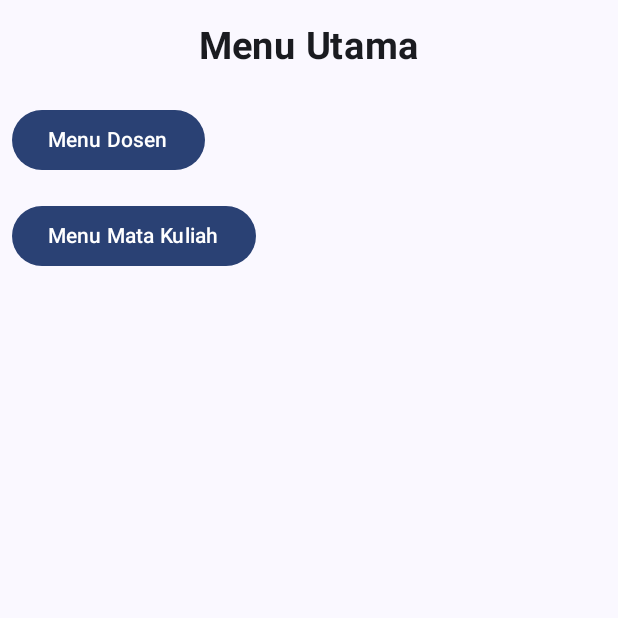
After one commit to ZAYYANNNN/UcpRoomDatabase_0166, an Android app built with Jetpack Compose: the composable PengelolaHalaman shown on its own in the app's theme, on a phone screen of 412 x 824 dp, the top half of it. The commit adds this screen. Run offline under Robolectric (Android 15) with nearby library versions, the phone set to English and light mode, and no system bars; 1 statement that could not run was skipped.

Commit message:
membuat file HomeDosen.kt, HomeDosenVM.kt, HomeMk.kt,KrsApp, PenyediaVM.kt, dan TopBar.kt

```diff
--- a/app/build.gradle.kts
+++ b/app/build.gradle.kts
@@ -28,8 +28,8 @@ android {
         }
     }
     compileOptions {
-        sourceCompatibility = JavaVersion.VERSION_11
-        targetCompatibility = JavaVersion.VERSION_11
+        sourceCompatibility = JavaVersion.VERSION_1_8
+        targetCompatibility = JavaVersion.VERSION_1_8
     }
     kotlinOptions {
         jvmTarget = "1.8"
--- a/app/src/main/java/com/example/ucp2/MainActivity.kt
+++ b/app/src/main/java/com/example/ucp2/MainActivity.kt
@@ -11,6 +11,7 @@ import androidx.compose.material3.Text
 import androidx.compose.runtime.Composable
 import androidx.compose.ui.Modifier
 import androidx.compose.ui.tooling.preview.Preview
+import com.example.ucp2.ui.Navigation.PengelolaHalaman
 import com.example.ucp2.ui.theme.UCP2Theme
 
 class MainActivity : ComponentActivity() {
@@ -20,8 +21,7 @@ class MainActivity : ComponentActivity() {
         setContent {
             UCP2Theme {
                 Scaffold(modifier = Modifier.fillMaxSize()) { innerPadding ->
-                    Greeting(
-                        name = "Android",
+                    PengelolaHalaman(
                         modifier = Modifier.padding(innerPadding)
                     )
                 }
--- a/app/src/main/java/com/example/ucp2/data/dao/DosenDao.kt
+++ b/app/src/main/java/com/example/ucp2/data/dao/DosenDao.kt
@@ -1,10 +1,12 @@
 package com.example.ucp2.data.dao
 
+import androidx.room.Dao
 import androidx.room.Insert
 import androidx.room.Query
 import com.example.ucp2.data.entity.Dosen
 import kotlinx.coroutines.flow.Flow
 
+@Dao
 interface DosenDao {
     @Insert
     suspend fun insertDosen(dosen: Dosen)
--- a/app/src/main/java/com/example/ucp2/data/dao/MatkulDao.kt
+++ b/app/src/main/java/com/example/ucp2/data/dao/MatkulDao.kt
@@ -1,5 +1,6 @@
 package com.example.ucp2.data.dao
 
+import androidx.room.Dao
 import androidx.room.Delete
 import androidx.room.Insert
 import androidx.room.Query
@@ -7,6 +8,7 @@ import androidx.room.Update
 import com.example.ucp2.data.entity.Matkul
 import kotlinx.coroutines.flow.Flow
 
+@Dao
 interface MatkulDao {
     @Insert
     suspend fun insertMatkul(matkul: Matkul)
--- a/app/src/main/java/com/example/ucp2/data/database/KrsDatabase.kt
+++ b/app/src/main/java/com/example/ucp2/data/database/KrsDatabase.kt
@@ -9,7 +9,7 @@ import com.example.ucp2.data.dao.MatkulDao
 import com.example.ucp2.data.entity.Dosen
 import com.example.ucp2.data.entity.Matkul
 
-@Database(entities = [Dosen::class],[Matkul::class], version = 1, exportSchema = false)
+@Database(entities = [Dosen::class, Matkul::class], version = 1, exportSchema = false)
 abstract class KrsDatabase : RoomDatabase() {
     //Mendefinisikan fungsi untuk mengakses data Mahasiswa
 
--- /dev/null
+++ b/app/src/main/java/com/example/ucp2/ui/Navigation/PengelolaHalaman.kt
@@ -0,0 +1,60 @@
+package com.example.ucp2.ui.Navigation
+
+import androidx.compose.foundation.layout.Column
+import androidx.compose.foundation.layout.padding
+import androidx.compose.material3.Button
+import androidx.compose.material3.Scaffold
+import androidx.compose.material3.Text
+import androidx.compose.runtime.Composable
+import androidx.compose.ui.Modifier
+import androidx.compose.ui.unit.dp
+import androidx.navigation.NavHostController
+import androidx.navigation.compose.NavHost
+import androidx.navigation.compose.composable
+import androidx.navigation.compose.rememberNavController
+import com.example.ucp2.ui.customwidget.TopAppBar
+import com.example.ucp2.ui.view.Dosen.HomeDosen
+import com.example.ucp2.ui.view.Matkul.HomeMk
+
+@Composable
+fun PengelolaHalaman(
+    navController: NavHostController = rememberNavController(),
+    modifier: Modifier = Modifier
+) {
+
+
+    NavHost(navController = navController, startDestination = "menu") {
+        composable("menu") { HalamanMenu(navController) }
+        composable("dosen") { HomeDosen() }
+        composable("mataKuliah") { HomeMk()}
+    }
+}
+
+@Composable
+fun HalamanMenu(navController: NavHostController) {
+    Scaffold(
+        topBar = {
+            TopAppBar(
+                judul = "Menu Utama",
+                onBack = { /* Tidak perlu aksi untuk halaman utama */ },
+                showBackButton = false
+            )
+        }
+    ) { paddingValues ->
+        Column(modifier = Modifier.padding(paddingValues)) {
+            Button(
+                onClick = { navController.navigate("dosen") },
+                modifier = Modifier.padding(8.dp)
+            ) {
+                Text("Menu Dosen")
+            }
+
+            Button(
+                onClick = { navController.navigate("mataKuliah") },
+                modifier = Modifier.padding(8.dp)
+            ) {
+                Text("Menu Mata Kuliah")
+            }
+        }
+    }
+}
--- /dev/null
+++ b/app/src/main/java/com/example/ucp2/ui/customwidget/TopBar.kt
@@ -0,0 +1,53 @@
+package com.example.ucp2.ui.customwidget
+
+import androidx.compose.foundation.layout.Box
+import androidx.compose.foundation.layout.Row
+import androidx.compose.foundation.layout.Spacer
+import androidx.compose.foundation.layout.fillMaxWidth
+import androidx.compose.foundation.layout.padding
+import androidx.compose.material3.Text
+import androidx.compose.material3.TextButton
+import androidx.compose.runtime.Composable
+import androidx.compose.ui.Alignment
+import androidx.compose.ui.Modifier
+import androidx.compose.ui.text.font.FontWeight
+import androidx.compose.ui.unit.dp
+import androidx.compose.ui.unit.sp
+
+@Composable
+fun TopAppBar(
+    onBack: () -> Unit,
+    showBackButton: Boolean = true,
+    judul: String,
+    modifier: Modifier = Modifier
+) {
+    Box(
+        modifier = Modifier
+            .fillMaxWidth()
+            .padding(16.dp),
+        contentAlignment = Alignment.Center // Pastikan konten di tengah
+    ) {
+        if (showBackButton) {
+            Row(
+                modifier = Modifier.fillMaxWidth(),
+                verticalAlignment = Alignment.CenterVertically
+            ) {
+                TextButton(
+                    onClick = onBack,
+                    modifier = Modifier.align(Alignment.CenterVertically)
+                ) {
+                    Text("Kembali")
+                }
+                Spacer(modifier = Modifier.weight(2f))
+            }
+        }
+
+        // Teks judul
+        Text(
+            text = judul,
+            fontSize = 25.sp,
+            fontWeight = FontWeight.Bold,
+            modifier = Modifier.align(Alignment.Center)
+        )
+    }
+}
--- /dev/null
+++ b/app/src/main/java/com/example/ucp2/ui/view/Matkul/HomeMk.kt
@@ -0,0 +1,5 @@
+package com.example.ucp2.ui.view.Matkul
+
+fun HomeMk(){
+
+}
```
Also changed, not shown: app/src/main/java/com/example/ucp2/KrsApp.kt (added, +14 -0 lines), app/src/main/java/com/example/ucp2/ui/view/Dosen/HomeDosen.kt (added, +220 -0 lines), app/src/main/java/com/example/ucp2/ui/viewModel/HomeDosenVM.kt (added, +50 -0 lines), app/src/main/java/com/example/ucp2/ui/viewModel/PenyediaVM.kt (added, +25 -0 lines).
